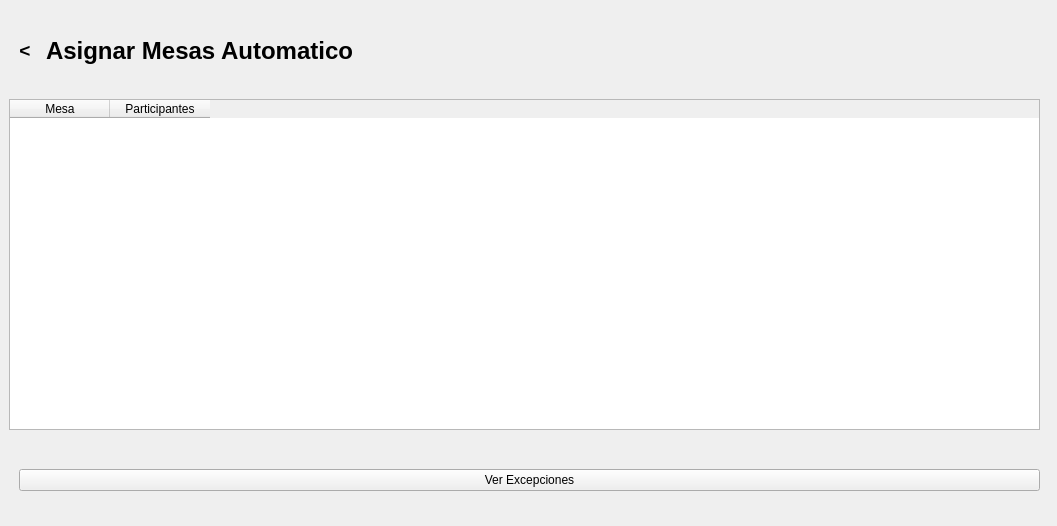
Qt form Interfaces/AsignarMesasAutomatico.ui (roblesgg/GestionEventos) before a commit.
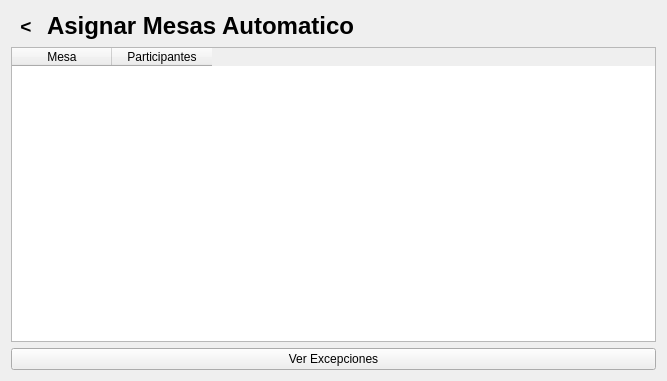
The same form after that commit.

```diff
--- a/Interfaces/AsignarMesasAutomatico.ui
+++ b/Interfaces/AsignarMesasAutomatico.ui
@@ -6,22 +6,15 @@
    <rect>
     <x>0</x>
     <y>0</y>
-    <width>1057</width>
-    <height>526</height>
+    <width>667</width>
+    <height>381</height>
    </rect>
   </property>
   <property name="windowTitle">
    <string>Form</string>
   </property>
-  <widget class="QWidget" name="layoutWidget">
-   <property name="geometry">
-    <rect>
-     <x>10</x>
-     <y>10</y>
-     <width>1031</width>
-     <height>81</height>
-    </rect>
-   </property>
+  <layout class="QVBoxLayout" name="verticalLayout_2">
+   <item>
    <layout class="QHBoxLayout" name="horizontalLayout_Titulo_3" stretch="0,0,1">
     <item>
      <widget class="QToolButton" name="btnAtras_mesaautomatico">
@@ -68,16 +61,8 @@
      </spacer>
     </item>
    </layout>
-  </widget>
-  <widget class="QWidget" name="horizontalLayoutWidget">
-   <property name="geometry">
-    <rect>
-     <x>9</x>
-     <y>99</y>
-     <width>1031</width>
-     <height>331</height>
-    </rect>
-   </property>
+   </item>
+   <item>
    <layout class="QHBoxLayout" name="horizontalLayout">
     <item>
      <widget class="QTableWidget" name="tbl_mesaparticipantes">
@@ -100,16 +85,8 @@
      </widget>
     </item>
    </layout>
-  </widget>
-  <widget class="QWidget" name="verticalLayoutWidget">
-   <property name="geometry">
-    <rect>
-     <x>19</x>
-     <y>440</y>
-     <width>1021</width>
-     <height>80</height>
-    </rect>
-   </property>
+   </item>
+   <item>
    <layout class="QVBoxLayout" name="verticalLayout">
     <item>
      <widget class="QPushButton" name="btn_verExcepciones">
@@ -119,7 +96,8 @@
      </widget>
     </item>
    </layout>
-  </widget>
+   </item>
+  </layout>
  </widget>
  <resources/>
  <connections/>
```
Lines whose indentation alone changed are shown as unchanged.
